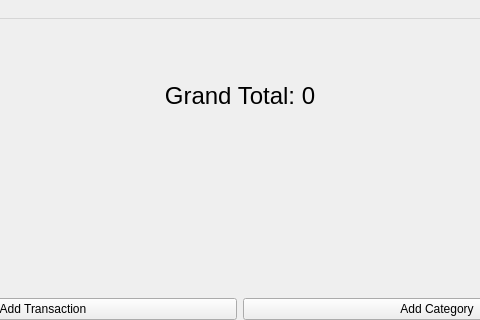
Above: simba/src/ui/MainWindow.ui from spineda2019/Simba before the change; both pictures show x 160 to 640 and y 0 to 320 of the 800 by 600 pixel window. Below: the same form after it.
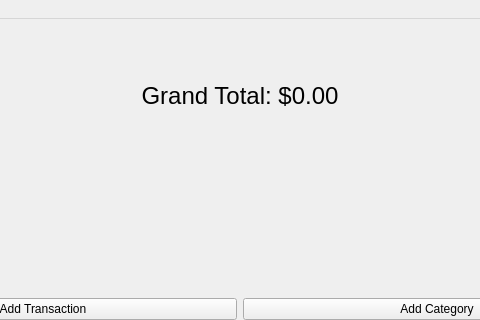
That is the form after the change.

Commit message: stub total updates

What changed in the file:
```diff
--- a/simba/src/ui/MainWindow.ui
+++ b/simba/src/ui/MainWindow.ui
@@ -23,7 +23,7 @@
        </font>
       </property>
       <property name="text">
-       <string>Grand Total: 0</string>
+       <string>Grand Total: $0.00</string>
       </property>
       <property name="alignment">
        <set>Qt::AlignmentFlag::AlignCenter</set>
```
The commit also changes 2 other files.
